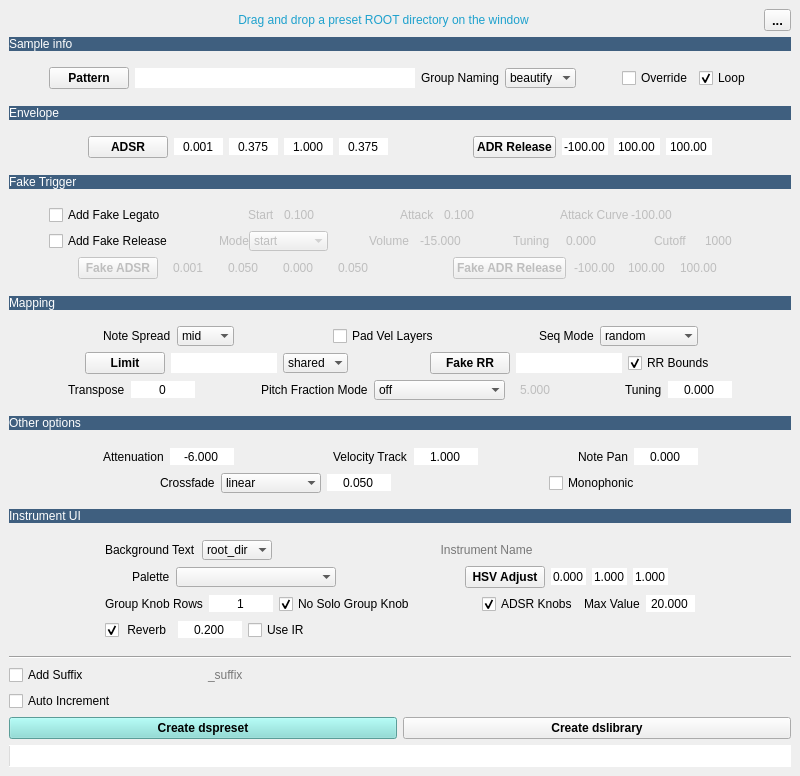
The window that tools/UI/smp_to_ds.ui (robotmitchum/sample_tools) describes before a commit, drawn with Qt 5.
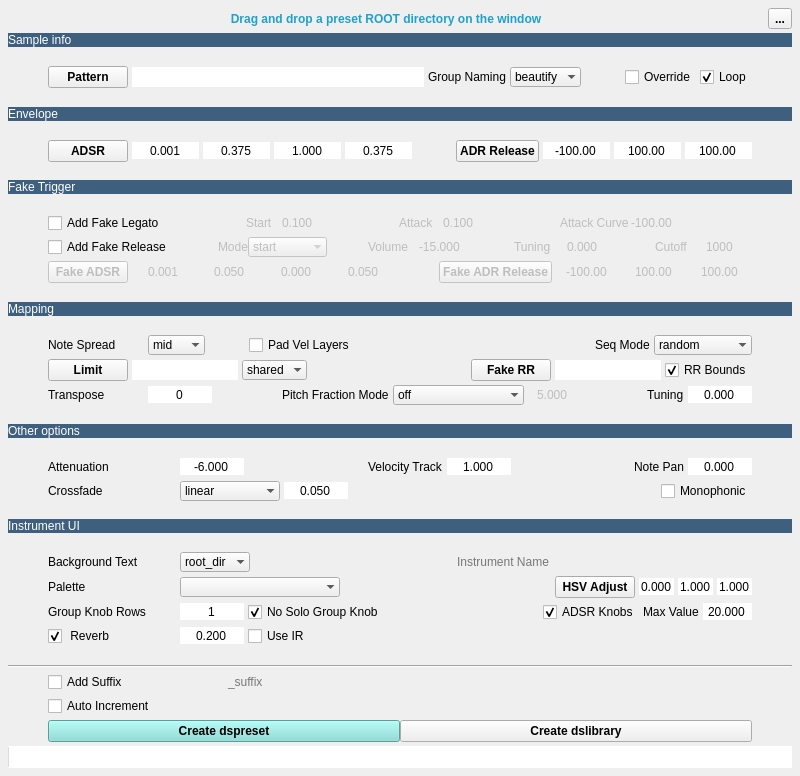
The same window after the commit.

```diff
--- a/tools/UI/smp_to_ds.ui
+++ b/tools/UI/smp_to_ds.ui
@@ -18,13 +18,37 @@
   </property>
   <widget class="QWidget" name="centralwidget">
    <layout class="QVBoxLayout" name="centralwidget_lyt">
+    <property name="spacing">
+     <number>4</number>
+    </property>
+    <property name="leftMargin">
+     <number>8</number>
+    </property>
+    <property name="topMargin">
+     <number>8</number>
+    </property>
+    <property name="rightMargin">
+     <number>8</number>
+    </property>
+    <property name="bottomMargin">
+     <number>8</number>
+    </property>
     <item>
      <layout class="QHBoxLayout" name="directory_lyt">
+      <property name="spacing">
+       <number>4</number>
+      </property>
       <property name="sizeConstraint">
        <enum>QLayout::SetDefaultConstraint</enum>
       </property>
       <item>
        <widget class="QLabel" name="path_l">
+        <property name="font">
+         <font>
+          <weight>75</weight>
+          <bold>true</bold>
+         </font>
+        </property>
         <property name="toolTip">
          <string>Preset ROOT directory path
 
@@ -48,7 +72,6 @@
        <widget class="QToolButton" name="setpath_tb">
         <property name="font">
          <font>
-          <pointsize>10</pointsize>
           <weight>75</weight>
           <bold>true</bold>
          </font>
@@ -101,6 +124,9 @@
     </item>
     <item>
      <layout class="QHBoxLayout" name="pattern_lyt">
+      <property name="spacing">
+       <number>4</number>
+      </property>
       <item>
        <spacer name="spacer_7">
         <property name="orientation">
@@ -346,11 +372,17 @@
     </item>
     <item>
      <layout class="QHBoxLayout" name="adsr_lyt">
+      <property name="spacing">
+       <number>4</number>
+      </property>
       <item>
        <spacer name="spacer_6">
         <property name="orientation">
          <enum>Qt::Horizontal</enum>
         </property>
+        <property name="sizeType">
+         <enum>QSizePolicy::Fixed</enum>
+        </property>
         <property name="sizeHint" stdset="0">
          <size>
           <width>40</width>
@@ -505,9 +537,12 @@
         <property name="orientation">
          <enum>Qt::Horizontal</enum>
         </property>
+        <property name="sizeType">
+         <enum>QSizePolicy::Fixed</enum>
+        </property>
         <property name="sizeHint" stdset="0">
          <size>
-          <width>0</width>
+          <width>40</width>
           <height>0</height>
          </size>
         </property>
@@ -640,6 +675,9 @@
         <property name="orientation">
          <enum>Qt::Horizontal</enum>
         </property>
+        <property name="sizeType">
+         <enum>QSizePolicy::Fixed</enum>
+        </property>
         <property name="sizeHint" stdset="0">
          <size>
           <width>40</width>
@@ -701,6 +739,9 @@
     </item>
     <item>
      <layout class="QHBoxLayout" name="fake_leg_lyt">
+      <property name="spacing">
+       <number>4</number>
+      </property>
       <item>
        <spacer name="horizontalSpacer_23">
         <property name="orientation">
@@ -955,6 +996,9 @@
     </item>
     <item>
      <layout class="QHBoxLayout" name="fake_rls_lyt">
+      <property name="spacing">
+       <number>4</number>
+      </property>
       <item>
        <spacer name="horizontalSpacer_17">
         <property name="orientation">
@@ -1033,6 +1077,18 @@
          </item>
          <item>
           <widget class="QComboBox" name="fk_rls_mode_cmb">
+           <property name="sizePolicy">
+            <sizepolicy hsizetype="Minimum" vsizetype="Fixed">
+             <horstretch>0</horstretch>
+             <verstretch>0</verstretch>
+            </sizepolicy>
+           </property>
+           <property name="minimumSize">
+            <size>
+             <width>64</width>
+             <height>0</height>
+            </size>
+           </property>
            <property name="toolTip">
             <string>Fake release mode
 
@@ -1082,12 +1138,6 @@
          </item>
          <item>
           <widget class="QDoubleSpinBox" name="fk_volume_dsb">
-           <property name="sizePolicy">
-            <sizepolicy hsizetype="Fixed" vsizetype="Fixed">
-             <horstretch>0</horstretch>
-             <verstretch>0</verstretch>
-            </sizepolicy>
-           </property>
            <property name="minimumSize">
             <size>
              <width>64</width>
@@ -1162,12 +1212,6 @@
             </item>
             <item>
              <widget class="QDoubleSpinBox" name="fk_tuning_dsb">
-              <property name="sizePolicy">
-               <sizepolicy hsizetype="Fixed" vsizetype="Fixed">
-                <horstretch>0</horstretch>
-                <verstretch>0</verstretch>
-               </sizepolicy>
-              </property>
               <property name="minimumSize">
                <size>
                 <width>64</width>
@@ -1224,12 +1268,6 @@
             </item>
             <item>
              <widget class="QDoubleSpinBox" name="fk_cutoff_dsb">
-              <property name="sizePolicy">
-               <sizepolicy hsizetype="Fixed" vsizetype="Fixed">
-                <horstretch>0</horstretch>
-                <verstretch>0</verstretch>
-               </sizepolicy>
-              </property>
               <property name="minimumSize">
                <size>
                 <width>64</width>
@@ -1294,6 +1332,9 @@
        <bool>false</bool>
       </property>
       <layout class="QHBoxLayout" name="horizontalLayout_3">
+       <property name="spacing">
+        <number>4</number>
+       </property>
        <property name="leftMargin">
         <number>0</number>
        </property>
@@ -1311,6 +1352,9 @@
          <property name="orientation">
           <enum>Qt::Horizontal</enum>
          </property>
+         <property name="sizeType">
+          <enum>QSizePolicy::Fixed</enum>
+         </property>
          <property name="sizeHint" stdset="0">
           <size>
            <width>40</width>
@@ -1465,9 +1509,12 @@
          <property name="orientation">
           <enum>Qt::Horizontal</enum>
          </property>
+         <property name="sizeType">
+          <enum>QSizePolicy::Fixed</enum>
+         </property>
          <property name="sizeHint" stdset="0">
           <size>
-           <width>0</width>
+           <width>40</width>
            <height>0</height>
           </size>
          </property>
@@ -1600,6 +1647,9 @@
          <property name="orientation">
           <enum>Qt::Horizontal</enum>
          </property>
+         <property name="sizeType">
+          <enum>QSizePolicy::Fixed</enum>
+         </property>
          <property name="sizeHint" stdset="0">
           <size>
            <width>40</width>
@@ -1662,11 +1712,17 @@
     </item>
     <item>
      <layout class="QHBoxLayout" name="spread_seq_lyt">
+      <property name="spacing">
+       <number>4</number>
+      </property>
       <item>
        <spacer name="horizontalSpacer">
         <property name="orientation">
          <enum>Qt::Horizontal</enum>
         </property>
+        <property name="sizeType">
+         <enum>QSizePolicy::Fixed</enum>
+        </property>
         <property name="sizeHint" stdset="0">
          <size>
           <width>40</width>
@@ -1677,6 +1733,12 @@
       </item>
       <item>
        <widget class="QLabel" name="notespread_l">
+        <property name="minimumSize">
+         <size>
+          <width>96</width>
+          <height>0</height>
+         </size>
+        </property>
         <property name="text">
          <string>Note Spread</string>
         </property>
@@ -1728,6 +1790,9 @@
         <property name="orientation">
          <enum>Qt::Horizontal</enum>
         </property>
+        <property name="sizeType">
+         <enum>QSizePolicy::Fixed</enum>
+        </property>
         <property name="sizeHint" stdset="0">
          <size>
           <width>40</width>
@@ -1756,6 +1821,9 @@
         <property name="orientation">
          <enum>Qt::Horizontal</enum>
         </property>
+        <property name="sizeType">
+         <enum>QSizePolicy::Expanding</enum>
+        </property>
         <property name="sizeHint" stdset="0">
          <size>
           <width>40</width>
@@ -1812,6 +1880,9 @@
         <property name="orientation">
          <enum>Qt::Horizontal</enum>
         </property>
+        <property name="sizeType">
+         <enum>QSizePolicy::Fixed</enum>
+        </property>
         <property name="sizeHint" stdset="0">
          <size>
           <width>40</width>
@@ -1824,11 +1895,17 @@
     </item>
     <item>
      <layout class="QHBoxLayout" name="mapping_lyt">
+      <property name="spacing">
+       <number>4</number>
+      </property>
       <item>
        <spacer name="spacer_9">
         <property name="orientation">
          <enum>Qt::Horizontal</enum>
         </property>
+        <property name="sizeType">
+         <enum>QSizePolicy::Fixed</enum>
+        </property>
         <property name="sizeHint" stdset="0">
          <size>
           <width>40</width>
@@ -1913,6 +1990,9 @@
         <property name="orientation">
          <enum>Qt::Horizontal</enum>
         </property>
+        <property name="sizeType">
+         <enum>QSizePolicy::Expanding</enum>
+        </property>
         <property name="sizeHint" stdset="0">
          <size>
           <width>40</width>
@@ -1991,6 +2071,9 @@
         <property name="orientation">
          <enum>Qt::Horizontal</enum>
         </property>
+        <property name="sizeType">
+         <enum>QSizePolicy::Fixed</enum>
+        </property>
         <property name="sizeHint" stdset="0">
          <size>
           <width>40</width>
@@ -2003,11 +2086,17 @@
     </item>
     <item>
      <layout class="QHBoxLayout" name="transpose_lyt">
+      <property name="spacing">
+       <number>4</number>
+      </property>
       <item>
        <spacer name="spacer_19">
         <property name="orientation">
          <enum>Qt::Horizontal</enum>
         </property>
+        <property name="sizeType">
+         <enum>QSizePolicy::Fixed</enum>
+        </property>
         <property name="sizeHint" stdset="0">
          <size>
           <width>40</width>
@@ -2018,11 +2107,11 @@
       </item>
       <item>
        <widget class="QLabel" name="transpose_l">
-        <property name="sizePolicy">
-         <sizepolicy hsizetype="Fixed" vsizetype="Fixed">
-          <horstretch>0</horstretch>
-          <verstretch>0</verstretch>
-         </sizepolicy>
+        <property name="minimumSize">
+         <size>
+          <width>96</width>
+          <height>0</height>
+         </size>
         </property>
         <property name="text">
          <string>Transpose</string>
@@ -2081,6 +2170,9 @@
       </item>
       <item>
        <layout class="QHBoxLayout" name="horizontalLayout">
+        <property name="spacing">
+         <number>4</number>
+        </property>
         <item>
          <widget class="QLabel" name="pf_mode_l">
           <property name="text">
@@ -2255,6 +2347,9 @@
         <property name="orientation">
          <enum>Qt::Horizontal</enum>
         </property>
+        <property name="sizeType">
+         <enum>QSizePolicy::Fixed</enum>
+        </property>
         <property name="sizeHint" stdset="0">
          <size>
           <width>40</width>
@@ -2316,11 +2411,17 @@
     </item>
     <item>
      <layout class="QHBoxLayout" name="options_lyt">
+      <property name="spacing">
+       <number>4</number>
+      </property>
       <item>
        <spacer name="horizontalSpacer_2">
         <property name="orientation">
          <enum>Qt::Horizontal</enum>
         </property>
+        <property name="sizeType">
+         <enum>QSizePolicy::Fixed</enum>
+        </property>
         <property name="sizeHint" stdset="0">
          <size>
           <width>40</width>
@@ -2331,6 +2432,18 @@
       </item>
       <item>
        <widget class="QLabel" name="attenuation_l">
+        <property name="sizePolicy">
+         <sizepolicy hsizetype="Minimum" vsizetype="Preferred">
+          <horstretch>0</horstretch>
+          <verstretch>0</verstretch>
+         </sizepolicy>
+        </property>
+        <property name="minimumSize">
+         <size>
+          <width>128</width>
+          <height>0</height>
+         </size>
+        </property>
         <property name="text">
          <string>Attenuation</string>
         </property>
@@ -2525,6 +2638,9 @@
         <property name="orientation">
          <enum>Qt::Horizontal</enum>
         </property>
+        <property name="sizeType">
+         <enum>QSizePolicy::Fixed</enum>
+        </property>
         <property name="sizeHint" stdset="0">
          <size>
           <width>40</width>
@@ -2537,11 +2653,17 @@
     </item>
     <item>
      <layout class="QHBoxLayout" name="crossfade_lyt">
+      <property name="spacing">
+       <number>4</number>
+      </property>
       <item>
        <spacer name="horizontalSpacer_6">
         <property name="orientation">
          <enum>Qt::Horizontal</enum>
         </property>
+        <property name="sizeType">
+         <enum>QSizePolicy::Fixed</enum>
+        </property>
         <property name="sizeHint" stdset="0">
          <size>
           <width>40</width>
@@ -2552,6 +2674,18 @@
       </item>
       <item>
        <widget class="QLabel" name="crossfade_l">
+        <property name="sizePolicy">
+         <sizepolicy hsizetype="Minimum" vsizetype="Preferred">
+          <horstretch>0</horstretch>
+          <verstretch>0</verstretch>
+         </sizepolicy>
+        </property>
+        <property name="minimumSize">
+         <size>
+          <width>128</width>
+          <height>0</height>
+         </size>
+        </property>
         <property name="text">
          <string>Crossfade</string>
         </property>
@@ -2658,6 +2792,9 @@
         <property name="orientation">
          <enum>Qt::Horizontal</enum>
         </property>
+        <property name="sizeType">
+         <enum>QSizePolicy::Fixed</enum>
+        </property>
         <property name="sizeHint" stdset="0">
          <size>
           <width>40</width>
@@ -2719,6 +2856,9 @@
     </item>
     <item>
      <layout class="QHBoxLayout" name="bg_text_lyt">
+      <property name="spacing">
+       <number>4</number>
+      </property>
       <item>
        <spacer name="horizontalSpacer_5">
         <property name="orientation">
@@ -2729,7 +2869,7 @@
         </property>
         <property name="sizeHint" stdset="0">
          <size>
-          <width>96</width>
+          <width>40</width>
           <height>20</height>
          </size>
         </property>
@@ -2737,6 +2877,12 @@
       </item>
       <item>
        <widget class="QLabel" name="bg_text_l">
+        <property name="minimumSize">
+         <size>
+          <width>128</width>
+          <height>0</height>
+         </size>
+        </property>
         <property name="text">
          <string>Background Text</string>
         </property>
@@ -2744,12 +2890,6 @@
       </item>
       <item>
        <widget class="QComboBox" name="bg_text_cmb">
-        <property name="sizePolicy">
-         <sizepolicy hsizetype="Maximum" vsizetype="Fixed">
-          <horstretch>0</horstretch>
-          <verstretch>0</verstretch>
-         </sizepolicy>
-        </property>
         <property name="toolTip">
          <string>Write text to the background image
 none: No text
@@ -2805,7 +2945,7 @@
         </property>
         <property name="sizeHint" stdset="0">
          <size>
-          <width>96</width>
+          <width>40</width>
           <height>20</height>
          </size>
         </property>
@@ -2815,11 +2955,17 @@
     </item>
     <item>
      <layout class="QHBoxLayout" name="palette_lyt">
+      <property name="spacing">
+       <number>4</number>
+      </property>
       <item>
        <spacer name="horizontalSpacer_4">
         <property name="orientation">
          <enum>Qt::Horizontal</enum>
         </property>
+        <property name="sizeType">
+         <enum>QSizePolicy::Fixed</enum>
+        </property>
         <property name="sizeHint" stdset="0">
          <size>
           <width>40</width>
@@ -2830,6 +2976,12 @@
       </item>
       <item>
        <widget class="QLabel" name="palette_l">
+        <property name="minimumSize">
+         <size>
+          <width>128</width>
+          <height>0</height>
+         </size>
+        </property>
         <property name="text">
          <string>Palette</string>
         </property>
@@ -2837,12 +2989,6 @@
       </item>
       <item>
        <widget class="QComboBox" name="palette_cmb">
-        <property name="sizePolicy">
-         <sizepolicy hsizetype="MinimumExpanding" vsizetype="Fixed">
-          <horstretch>0</horstretch>
-          <verstretch>0</verstretch>
-         </sizepolicy>
-        </property>
         <property name="minimumSize">
          <size>
           <width>160</width>
@@ -2990,6 +3136,9 @@
         <property name="orientation">
          <enum>Qt::Horizontal</enum>
         </property>
+        <property name="sizeType">
+         <enum>QSizePolicy::Fixed</enum>
+        </property>
         <property name="sizeHint" stdset="0">
          <size>
           <width>40</width>
@@ -3002,6 +3151,9 @@
     </item>
     <item>
      <layout class="QHBoxLayout" name="grp_ui_lyt">
+      <property name="spacing">
+       <number>4</number>
+      </property>
       <item>
        <spacer name="horizontalSpacer_8">
         <property name="orientation">
@@ -3012,7 +3164,7 @@
         </property>
         <property name="sizeHint" stdset="0">
          <size>
-          <width>96</width>
+          <width>40</width>
           <height>20</height>
          </size>
         </property>
@@ -3020,6 +3172,12 @@
       </item>
       <item>
        <widget class="QLabel" name="grp_knob_rows_l">
+        <property name="minimumSize">
+         <size>
+          <width>128</width>
+          <height>0</height>
+         </size>
+        </property>
         <property name="text">
          <string>Group Knob Rows</string>
         </property>
@@ -3027,12 +3185,6 @@
       </item>
       <item>
        <widget class="QSpinBox" name="grp_knob_rows_sb">
-        <property name="sizePolicy">
-         <sizepolicy hsizetype="Fixed" vsizetype="Fixed">
-          <horstretch>0</horstretch>
-          <verstretch>0</verstretch>
-         </sizepolicy>
-        </property>
         <property name="minimumSize">
          <size>
           <width>64</width>
@@ -3152,7 +3304,7 @@
         </property>
         <property name="sizeHint" stdset="0">
          <size>
-          <width>96</width>
+          <width>40</width>
           <height>20</height>
          </size>
         </property>
@@ -3162,6 +3314,9 @@
     </item>
     <item>
      <layout class="QHBoxLayout" name="reverb_lyt">
+      <property name="spacing">
+       <number>4</number>
+      </property>
       <item>
        <spacer name="spacer_20">
         <property name="orientation">
@@ -3172,7 +3327,7 @@
         </property>
         <property name="sizeHint" stdset="0">
          <size>
-          <width>96</width>
+          <width>40</width>
           <height>20</height>
          </size>
         </property>
@@ -3180,6 +3335,18 @@
       </item>
       <item>
        <widget class="QCheckBox" name="use_reverb_cb">
+        <property name="sizePolicy">
+         <sizepolicy hsizetype="Preferred" vsizetype="Preferred">
+          <horstretch>0</horstretch>
+          <verstretch>0</verstretch>
+         </sizepolicy>
+        </property>
+        <property name="minimumSize">
+         <size>
+          <width>128</width>
+          <height>0</height>
+         </size>
+        </property>
         <property name="toolTip">
          <string>Create reverb knob</string>
         </property>
@@ -3282,8 +3449,30 @@
     </item>
     <item>
      <layout class="QHBoxLayout" name="create_button_lyt">
+      <property name="spacing">
+       <number>0</number>
+      </property>
+      <item>
+       <spacer name="horizontalSpacer_29">
+        <property name="orientation">
+         <enum>Qt::Horizontal</enum>
+        </property>
+        <property name="sizeType">
+         <enum>QSizePolicy::Fixed</enum>
+        </property>
+        <property name="sizeHint" stdset="0">
+         <size>
+          <width>40</width>
+          <height>20</height>
+         </size>
+        </property>
+       </spacer>
+      </item>
       <item>
        <layout class="QVBoxLayout" name="dsp_lyt">
+        <property name="spacing">
+         <number>4</number>
+        </property>
         <item>
          <layout class="QHBoxLayout" name="suffix_lyt">
           <item>
@@ -3357,6 +3546,9 @@
       </item>
       <item>
        <layout class="QVBoxLayout" name="dslib_lyt">
+        <property name="spacing">
+         <number>4</number>
+        </property>
         <item>
          <spacer name="verticalSpacer_13">
           <property name="orientation">
@@ -3395,6 +3587,22 @@
         </item>
        </layout>
       </item>
+      <item>
+       <spacer name="horizontalSpacer_30">
+        <property name="orientation">
+         <enum>Qt::Horizontal</enum>
+        </property>
+        <property name="sizeType">
+         <enum>QSizePolicy::Fixed</enum>
+        </property>
+        <property name="sizeHint" stdset="0">
+         <size>
+          <width>40</width>
+          <height>20</height>
+         </size>
+        </property>
+       </spacer>
+      </item>
      </layout>
     </item>
     <item>
```
Left out of the diff: 4 changed lines with no effect on the pictures.
